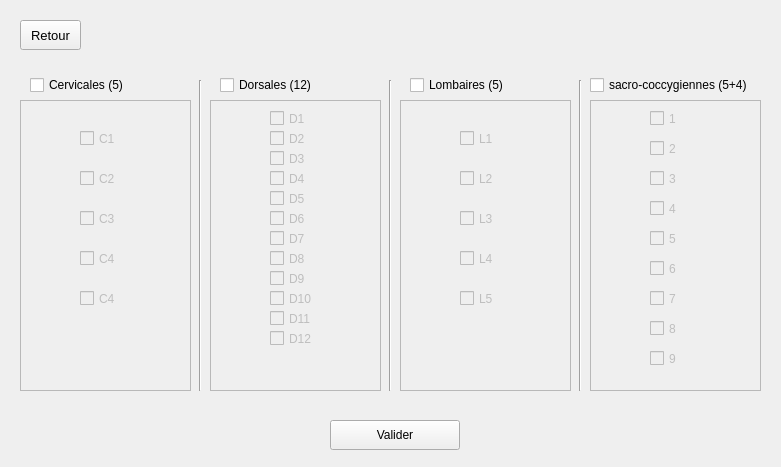
The window that UITest/Traumatologique_Niveaux.ui (jeanlgb/MVP1) describes before a commit, drawn with Qt 5.
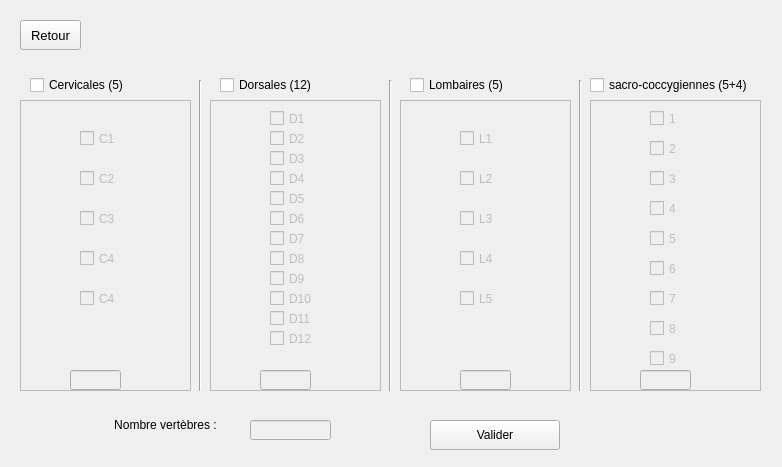
The same window after the commit.

Commit message: interfaces pathologies : ok

Diff of the .ui file:
```diff
--- a/UITest/Traumatologique_Niveaux.ui
+++ b/UITest/Traumatologique_Niveaux.ui
@@ -6,7 +6,7 @@
    <rect>
     <x>0</x>
     <y>0</y>
-    <width>781</width>
+    <width>782</width>
     <height>467</height>
    </rect>
   </property>
@@ -16,7 +16,7 @@
   <widget class="QPushButton" name="pushButton_valider">
    <property name="geometry">
     <rect>
-     <x>330</x>
+     <x>430</x>
      <y>420</y>
      <width>130</width>
      <height>30</height>
@@ -129,6 +129,19 @@
      <string>C4</string>
     </property>
    </widget>
+   <widget class="QLineEdit" name="lineEdit_cervicale">
+    <property name="enabled">
+     <bool>false</bool>
+    </property>
+    <property name="geometry">
+     <rect>
+      <x>50</x>
+      <y>270</y>
+      <width>51</width>
+      <height>20</height>
+     </rect>
+    </property>
+   </widget>
   </widget>
   <widget class="QFrame" name="frame_dorsale">
    <property name="enabled">
@@ -304,6 +317,19 @@
      <string>D11</string>
     </property>
    </widget>
+   <widget class="QLineEdit" name="lineEdit_dorsale">
+    <property name="enabled">
+     <bool>false</bool>
+    </property>
+    <property name="geometry">
+     <rect>
+      <x>50</x>
+      <y>270</y>
+      <width>51</width>
+      <height>20</height>
+     </rect>
+    </property>
+   </widget>
   </widget>
   <widget class="QFrame" name="frame_lombaire">
    <property name="enabled">
@@ -388,6 +414,19 @@
      <string>L4</string>
     </property>
    </widget>
+   <widget class="QLineEdit" name="lineEdit_lombaire">
+    <property name="enabled">
+     <bool>false</bool>
+    </property>
+    <property name="geometry">
+     <rect>
+      <x>60</x>
+      <y>270</y>
+      <width>51</width>
+      <height>20</height>
+     </rect>
+    </property>
+   </widget>
   </widget>
   <widget class="QFrame" name="frame_sacroCoccygiennes">
    <property name="enabled">
@@ -524,6 +563,19 @@
      <string>8</string>
     </property>
    </widget>
+   <widget class="QLineEdit" name="lineEdit_sacro">
+    <property name="enabled">
+     <bool>false</bool>
+    </property>
+    <property name="geometry">
+     <rect>
+      <x>50</x>
+      <y>270</y>
+      <width>51</width>
+      <height>20</height>
+     </rect>
+    </property>
+   </widget>
   </widget>
   <widget class="Line" name="line">
    <property name="geometry">
@@ -616,6 +668,32 @@
     <string>Dorsales (12)</string>
    </property>
   </widget>
+  <widget class="QLineEdit" name="lineEdit_compte">
+   <property name="enabled">
+    <bool>false</bool>
+   </property>
+   <property name="geometry">
+    <rect>
+     <x>250</x>
+     <y>420</y>
+     <width>81</width>
+     <height>20</height>
+    </rect>
+   </property>
+  </widget>
+  <widget class="QLabel" name="label">
+   <property name="geometry">
+    <rect>
+     <x>90</x>
+     <y>410</y>
+     <width>151</width>
+     <height>31</height>
+    </rect>
+   </property>
+   <property name="text">
+    <string>&lt;html&gt;&lt;head/&gt;&lt;body&gt;&lt;p align=&quot;center&quot;&gt;Nombre vertèbres :&lt;/p&gt;&lt;/body&gt;&lt;/html&gt;</string>
+   </property>
+  </widget>
  </widget>
  <resources/>
  <connections/>
```
The commit also changes 2 other files.
